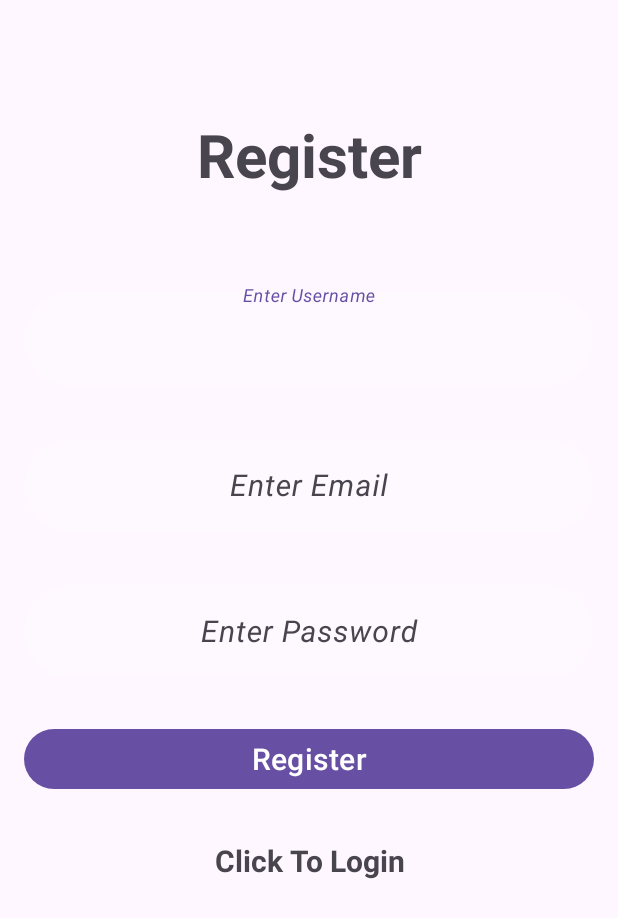
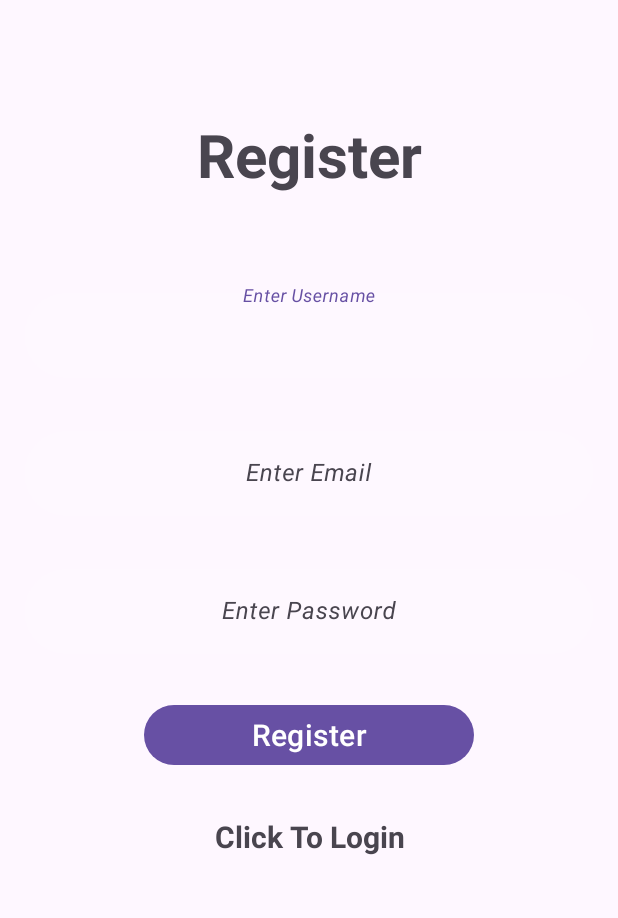
Before and after one commit to Muhibb-Shaikh-7/ToDo, an Android app: the Register screen opened directly, with no data from a screen before it, on a phone screen of 412 x 824 dp. Shown: the top 918 px of the screen. Run offline under Robolectric (Android 15) with nearby library versions, the phone set to English and light mode, and no system bars.

Commit message:
Register Text Field Changed

```diff
--- a/AndroidStudioProjects/Todo/app/src/main/res/layout/activity_login.xml
+++ b/AndroidStudioProjects/Todo/app/src/main/res/layout/activity_login.xml
@@ -58,6 +58,8 @@
         android:layout_height="wrap_content"
         android:textSize="20sp"
         android:layout_marginBottom="30dp"
+        android:layout_marginStart="80dp"
+        android:layout_marginEnd="80dp"
         android:text="@string/Login"
         />
     <TextView
--- a/AndroidStudioProjects/Todo/app/src/main/res/layout/activity_register.xml
+++ b/AndroidStudioProjects/Todo/app/src/main/res/layout/activity_register.xml
@@ -28,7 +28,7 @@
             android:textStyle="italic"
             android:background="@drawable/rounded_background"
             android:gravity="center"
-            android:textSize="20sp"
+            android:textSize="16sp"
             android:layout_marginBottom="30dp"
             android:layout_height="wrap_content"
             android:hint="@string/enter_username"
@@ -45,7 +45,7 @@
             android:gravity="center"
             android:textStyle="italic"
             android:background="@drawable/rounded_background"
-            android:textSize="20sp"
+            android:textSize="16sp"
             android:layout_marginBottom="30dp"
             android:hint="@string/enter_email"
             />
@@ -61,7 +61,7 @@
             android:gravity="center"
             android:textStyle="italic"
             android:background="@drawable/rounded_background"
-            android:textSize="20sp"
+            android:textSize="16sp"
             android:layout_marginBottom="30dp"
             android:hint="@string/enter_password"
             />
@@ -73,6 +73,8 @@
         android:layout_height="wrap_content"
         android:textSize="20sp"
         android:layout_marginBottom="30dp"
+        android:layout_marginStart="80dp"
+        android:layout_marginEnd="80dp"
         android:text="@string/register"
         />
 
```
